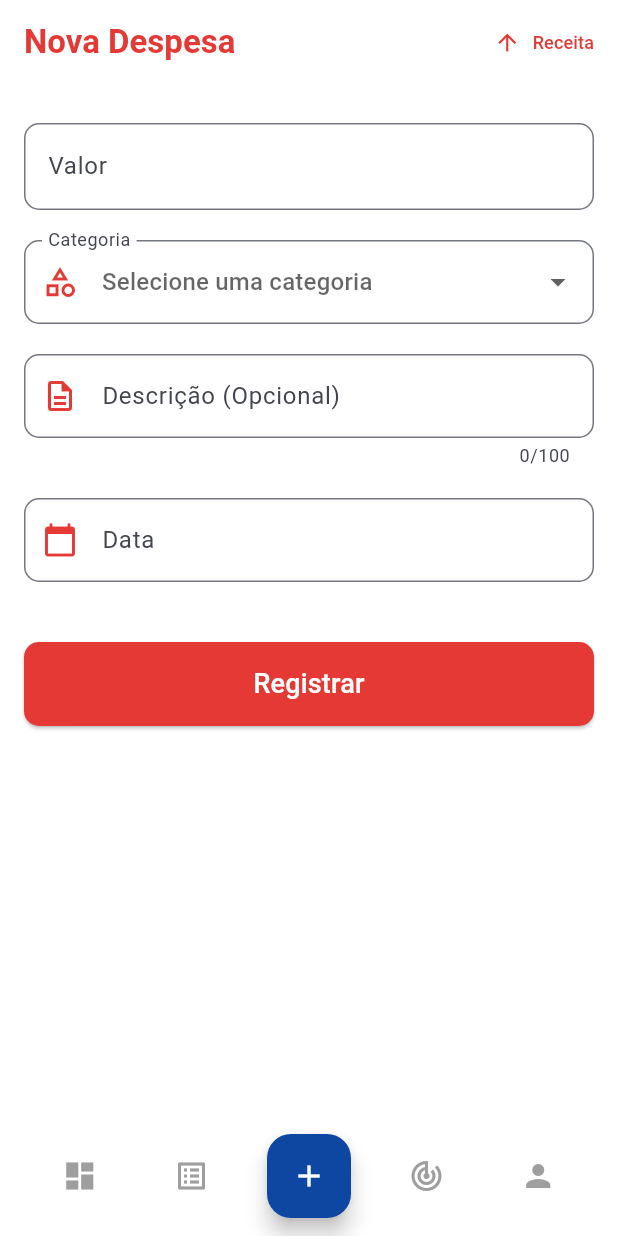
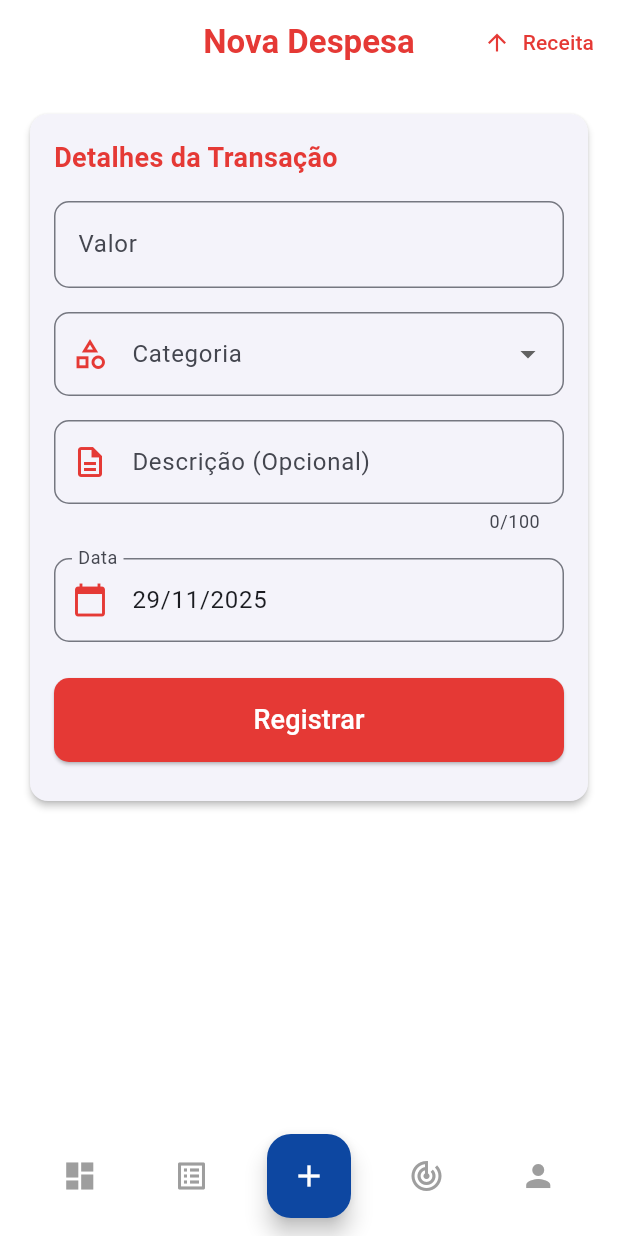
Before and after one commit to ChristianSRocha/horizon_finance, a Flutter app: the TransactionFormScreen screen opened directly, on a phone screen of 412 x 824 dp. Run offline on Flutter 3.47's test engine with Material 3 defaults, Android fonts, the light colour scheme and no system bars; our stand-ins replace email_validator, fl_chart, flutter_dotenv, flutter_riverpod, freezed_annotation, go_router and 4 more; accounts and stored records are empty; generated files the repository leaves out were written again.

Commit message:
Ajutes no design da página de transições

```diff
--- a/lib/screens/transaction/transaction_form_screen.dart
+++ b/lib/screens/transaction/transaction_form_screen.dart
@@ -6,7 +6,6 @@ import 'package:horizon_finance/features/transactions/models/transactions.dart';
 import 'package:horizon_finance/features/transactions/services/transaction_service.dart';
 import 'package:horizon_finance/widgets/bottom_nav_menu.dart';
 
-// Modelo para categorias
 class Category {
   final int id;
   final String nome;
@@ -36,25 +35,21 @@ class _TransactionFormScreenState extends ConsumerState<TransactionFormScreen> {
   late TransactionType _type;
   final _formKey = GlobalKey<FormState>();
 
-  // Controllers
   final TextEditingController _valueController = TextEditingController();
   final TextEditingController _descriptionController = TextEditingController();
+  final TextEditingController _dateController = TextEditingController();  // <-- ADICIONADO
 
-  // Estados
   DateTime _selectedDate = DateTime.now();
   int? _selectedCategoryId;
   bool _isLoading = false;
 
-  // Mapeamento completo das categorias
+  // --- CATEGORIAS ---
   static final List<Category> _allCategories = [
-    // RECEITAS
     Category(id: 1, nome: 'Salário', tipo: 'RECEITA'),
     Category(id: 2, nome: 'Renda Extra (Freela)', tipo: 'RECEITA'),
     Category(id: 3, nome: 'Investimentos', tipo: 'RECEITA'),
     Category(id: 4, nome: 'Presentes', tipo: 'RECEITA'),
     Category(id: 5, nome: 'Outras Receitas', tipo: 'RECEITA'),
-
-    // DESPESAS
     Category(id: 6, nome: 'Aluguel', tipo: 'DESPESA'),
     Category(id: 7, nome: 'Financiamento', tipo: 'DESPESA'),
     Category(id: 8, nome: 'Condomínio', tipo: 'DESPESA'),
@@ -78,10 +73,9 @@ class _TransactionFormScreenState extends ConsumerState<TransactionFormScreen> {
     Category(id: 26, nome: 'Outras Despesas', tipo: 'DESPESA'),
   ];
 
-  // Filtra categorias por tipo
   List<Category> get _currentCategories {
-    final tipoString = _type == TransactionType.receita ? 'RECEITA' : 'DESPESA';
-    return _allCategories.where((cat) => cat.tipo == tipoString).toList();
+    final tipo = _type == TransactionType.receita ? 'RECEITA' : 'DESPESA';
+    return _allCategories.where((c) => c.tipo == tipo).toList();
   }
 
   @override
@@ -89,89 +83,61 @@ class _TransactionFormScreenState extends ConsumerState<TransactionFormScreen> {
     super.initState();
     _type = widget.initialType;
 
-    // Se estiver editando, preenche os campos
     if (widget.isEditing && widget.transaction != null) {
       final t = widget.transaction!;
       _descriptionController.text = t.descricao;
+      _valueController.text =
+          NumberFormat.currency(locale: 'pt_BR', symbol: '')
+              .format(t.valor)
+              .trim();
       _selectedDate = t.data ?? DateTime.now();
       _type = t.tipo;
       _selectedCategoryId = t.categoriaId;
+    }
 
-      // Formata o valor inicial
-      final formatter = NumberFormat.currency(locale: 'pt_BR', symbol: '');
-      _valueController.text = formatter.format(t.valor).trim();
-    }
+    // Preenche a data no campo
+    _dateController.text = DateFormat('dd/MM/yyyy').format(_selectedDate);
   }
 
   @override
   void dispose() {
     _valueController.dispose();
     _descriptionController.dispose();
+    _dateController.dispose();
     super.dispose();
   }
 
-  // Converte o valor formatado para double
   double _parseValue(String text) {
-    if (text.isEmpty) return 0.0;
-
-    String cleanValue = text
+    String clean = text
         .replaceAll('R\$', '')
-        .replaceAll(' ', '')
-        .replaceAll('.', '') // Remove separador de milhar
-        .replaceAll(',', '.'); // Converte decimal
-
-    return double.tryParse(cleanValue) ?? 0.0;
+        .replaceAll('.', '')
+        .replaceAll(',', '.')
+        .trim();
+    return double.tryParse(clean) ?? 0.0;
   }
 
-  // Salva ou atualiza a transação
   Future<void> _saveTransaction() async {
-    if (!_formKey.currentState!.validate()) {
+    if (!_formKey.currentState!.validate()) return;
+
+    final valor = _parseValue(_valueController.text);
+    if (valor <= 0) {
+      ScaffoldMessenger.of(context).showSnackBar(
+        const SnackBar(content: Text('Insira um valor maior que zero')),
+      );
       return;
     }
 
-    final valor = _parseValue(_valueController.text);
     final descricao = _descriptionController.text.isEmpty
         ? (_type == TransactionType.receita ? 'Receita' : 'Despesa')
         : _descriptionController.text;
 
-    // Busca o nome da categoria
-    final categoria = _allCategories.firstWhere(
-      (cat) => cat.id == _selectedCategoryId,
-      orElse: () => Category(id: 0, nome: 'Desconhecida', tipo: ''),
-    );
+    final service = ref.read(TransactionServiceProvider);
 
-    developer.log(
-      '''Dados do formulário:
-      - Tipo: ${_type == TransactionType.receita ? "RECEITA" : "DESPESA"}
-      - Valor: R\$ ${valor.toStringAsFixed(2)}
-      - Descrição: $descricao
-      - Categoria ID: $_selectedCategoryId (${categoria.nome})
-      - Data: ${_selectedDate.toIso8601String()}
-      - Fixed Transaction: false''',
-      name: 'TransactionFormScreen',
-    );
-
-    if (valor <= 0) {
-      ScaffoldMessenger.of(context).showSnackBar(
-        const SnackBar(
-          content: Text('Insira um valor maior que zero'),
-          backgroundColor: Colors.red,
-        ),
-      );
-      return;
-    }
-
-    setState(() {
-      _isLoading = true;
-    });
+    setState(() => _isLoading = true);
 
     try {
-      final transactionService = ref.read(TransactionServiceProvider);
-
       if (widget.isEditing && widget.transaction != null) {
-        // ATUALIZAÇÃO
-
-        await transactionService.updateTransaction(
+        await service.updateTransaction(
           id: widget.transaction!.id,
           descricao: descricao,
           tipo: _type,
@@ -180,18 +146,8 @@ class _TransactionFormScreenState extends ConsumerState<TransactionFormScreen> {
           categoriaId: _selectedCategoryId!,
           fixedTransaction: false,
         );
-
-        if (mounted) {
-          ScaffoldMessenger.of(context).showSnackBar(
-            const SnackBar(
-              content: Text('Transação atualizada com sucesso!'),
-              backgroundColor: Colors.green,
-            ),
-          );
-        }
       } else {
-        // CRIAÇÃO
-        await transactionService.addTransaction(
+        await service.addTransaction(
           descricao: descricao,
           tipo: _type,
           valor: valor,
@@ -199,125 +155,35 @@ class _TransactionFormScreenState extends ConsumerState<TransactionFormScreen> {
           categoriaId: _selectedCategoryId!,
           fixedTransaction: false,
         );
-
-        if (mounted) {
-          ScaffoldMessenger.of(context).showSnackBar(
-            const SnackBar(
-              content: Text('Transação registrada com sucesso!'),
-              backgroundColor: Colors.green,
-            ),
-          );
-        }
       }
 
-      if (mounted) {
-        // Retorna true para indicar que houve mudança
-        Navigator.of(context).pop(true);
-      }
-    } catch (e) {
-      if (mounted) {
-        ScaffoldMessenger.of(context).showSnackBar(
-          SnackBar(
-            content: Text('Erro ao salvar: ${e.toString()}'),
-            backgroundColor: Colors.red,
-            duration: const Duration(seconds: 5),
-          ),
-        );
-      }
+      if (mounted) Navigator.pop(context, true);
     } finally {
-      if (mounted) {
-        setState(() {
-          _isLoading = false;
-        });
-      }
-    }
-  }
-
-  // Deleta a transação
-  Future<void> _deleteTransaction() async {
-    if (widget.transaction == null) return;
-
-    // Confirmação
-    final confirmed = await showDialog<bool>(
-      context: context,
-      builder: (context) => AlertDialog(
-        title: const Text('Confirmar exclusão'),
-        content: const Text('Tem certeza que deseja excluir esta transação?'),
-        actions: [
-          TextButton(
-            onPressed: () => Navigator.of(context).pop(false),
-            child: const Text('Cancelar'),
-          ),
-          TextButton(
-            onPressed: () => Navigator.of(context).pop(true),
-            style: TextButton.styleFrom(foregroundColor: Colors.red),
-            child: const Text('Excluir'),
-          ),
-        ],
-      ),
-    );
-
-    if (confirmed != true) return;
-
-    setState(() {
-      _isLoading = true;
-    });
-
-    try {
-      final transactionService = ref.read(TransactionServiceProvider);
-      await transactionService.deleteTransaction(widget.transaction!.id);
-
-      if (mounted) {
-        ScaffoldMessenger.of(context).showSnackBar(
-          const SnackBar(
-            content: Text('Transação excluída com sucesso!'),
-            backgroundColor: Colors.green,
-          ),
-        );
-        Navigator.of(context).pop(true);
-      }
-    } catch (e) {
-      if (mounted) {
-        ScaffoldMessenger.of(context).showSnackBar(
-          SnackBar(
-            content: Text('Erro ao excluir: ${e.toString()}'),
-            backgroundColor: Colors.red,
-          ),
-        );
-      }
-    } finally {
-      if (mounted) {
-        setState(() {
-          _isLoading = false;
-        });
-      }
+      if (mounted) setState(() => _isLoading = false);
     }
   }
 
   Future<void> _selectDate(BuildContext context) async {
-    final DateTime? picked = await showDatePicker(
+    final picked = await showDatePicker(
       context: context,
       initialDate: _selectedDate,
       firstDate: DateTime(2000),
-      lastDate: DateTime(2101),
-      builder: (context, child) {
-        return Theme(
+      lastDate: DateTime(2100),
+      builder: (context, child) => Theme(
         data: ThemeData.light().copyWith(
           colorScheme: ColorScheme.light(
             primary: Theme.of(context).primaryColor,
-              onPrimary: Colors.white,
-              surface: Colors.white,
-              onSurface: const Color(0xFF424242),
           ),
         ),
         child: child!,
-        );
-      },
+      ),
     );
 
-    if (picked != null && picked != _selectedDate) {
+    if (picked != null) {
       setState(() {
         _selectedDate = picked;
+        _dateController.text =
+            DateFormat('dd/MM/yyyy').format(_selectedDate);
       });
     }
   }
@@ -328,86 +194,119 @@ class _TransactionFormScreenState extends ConsumerState<TransactionFormScreen> {
         ? const Color(0xFF2E7D32)
         : const Color(0xFFE53935);
 
-    final String title = widget.isEditing
+    final title = widget.isEditing
         ? 'Editar ${_type == TransactionType.receita ? "Receita" : "Despesa"}'
         : 'Nova ${_type == TransactionType.receita ? "Receita" : "Despesa"}';
 
     return Scaffold(
       backgroundColor: Colors.white,
+
       appBar: AppBar(
-        // Removemos o botão de voltar para forçar a navegação via menu inferior
-        automaticallyImplyLeading: false,
-        title: Text(title,
-            style: TextStyle(color: typeColor, fontWeight: FontWeight.bold)),
+        automaticallyImplyLeading: false, // sem botão de voltar
+        title: Text(
+          title,
+          style: TextStyle(color: typeColor, fontWeight: FontWeight.bold),
+        ),
         backgroundColor: Colors.white,
         elevation: 0,
+        centerTitle: true,
         iconTheme: IconThemeData(color: typeColor),
-        actions: widget.isEditing ? null : [_buildTypeSwapButton(typeColor)],
+        actions: widget.isEditing ? null : [
+          _buildTypeSwapButton(typeColor),
+        ],
       ),
+
+      bottomNavigationBar: BottomNavMenu(
+        currentIndex: 2,
+        primaryColor: Theme.of(context).primaryColor,
+      ),
+
       body: Stack(
         children: [
           SingleChildScrollView(
-            padding: const EdgeInsets.all(16.0),
+            padding: const EdgeInsets.all(16),
+            child: Card(
+              elevation: 2,
+              shape: RoundedRectangleBorder(
+                  borderRadius: BorderRadius.circular(12)),
+              child: Padding(
+                padding: const EdgeInsets.all(16),
                 child: Form(
                   key: _formKey,
                   child: Column(
                     crossAxisAlignment: CrossAxisAlignment.stretch,
                     children: [
+                      Text(
+                        'Detalhes da Transação',
+                        style: TextStyle(
+                          fontSize: 18,
+                          color: typeColor,
+                          fontWeight: FontWeight.bold,
+                        ),
+                      ),
+                      const SizedBox(height: 16),
+
+                      _buildValueField(typeColor),
+                      const SizedBox(height: 16),
+
+                      _buildCategoryDropdown(typeColor),
+                      const SizedBox(height: 16),
+
+                      _buildDescriptionField(typeColor),
+                      const SizedBox(height: 16),
+
+                      _buildDateField(typeColor),
+                      const SizedBox(height: 24),
+
+                      _buildActionButton(
+                        typeColor,
+                        widget.isEditing
+                            ? 'Salvar Alterações'
+                            : 'Registrar',
+                      ),
+
+                      if (widget.isEditing) _buildDeleteButton(),
                       const SizedBox(height: 10),
-                  _buildValueField(typeColor),
-                  const SizedBox(height: 20),
-                  _buildCategoryDropdown(typeColor),
-                  const SizedBox(height: 20),
-                  _buildDescriptionField(typeColor),
-                  const SizedBox(height: 20),
-                  _buildDateField(typeColor),
-                  const SizedBox(height: 40),
-                  _buildActionButton(typeColor,
-                      widget.isEditing ? 'Salvar Alterações' : 'Registrar'),
-                  if (widget.isEditing) _buildDeleteButton(),
-                  const SizedBox(height: 20),
                     ],
                   ),
                 ),
               ),
+            ),
+          ),
 
-          // Loading overlay
           if (_isLoading)
             Container(
-              color: Colors.black.withOpacity(0.3),
+              color: Colors.black26,
               child: const Center(
                 child: CircularProgressIndicator(color: Colors.white),
               ),
             ),
         ],
       ),
-      // Menu inferior usado para navegação (FAB já presente no menu)
-      bottomNavigationBar: BottomNavMenu(
-        currentIndex: 2,
-        primaryColor: Theme.of(context).primaryColor,
-        // Ao salvar/atualizar/excluir esta tela chama Navigator.pop(true).
-        // O callback aqui pode ser usado pelo pai se necessário — deixamos vazio.
-        onTransactionAdded: () {},
-      ),
     );
   }
 
-  // --- WIDGETS AUXILIARES DE FORMULÁRIO ---
+  // ----------------------------------------------
+  // WIDGETS
+  // ----------------------------------------------
 
-  Widget _buildTypeSwapButton(Color typeColor) {
-    final bool isReceita = _type == TransactionType.receita;
-
+  Widget _buildTypeSwapButton(Color color) {
+    final isReceita = _type == TransactionType.receita;
     return TextButton.icon(
-      icon: Icon(isReceita ? Icons.arrow_downward : Icons.arrow_upward,
-          color: typeColor, size: 18),
+      icon: Icon(
+        isReceita ? Icons.arrow_downward : Icons.arrow_upward,
+        color: color,
+      ),
       label: Text(
         isReceita ? 'Despesa' : 'Receita',
-        style: TextStyle(color: typeColor, fontSize: 12),
+        style: TextStyle(color: color),
       ),
       onPressed: () {
         setState(() {
-          _type = isReceita ? TransactionType.despesa : TransactionType.receita;
-          _selectedCategoryId = null; // Reseta a categoria
+          _type = isReceita
+              ? TransactionType.despesa
+              : TransactionType.receita;
+          _selectedCategoryId = null;
         });
       },
     );
@@ -417,77 +316,62 @@ class _TransactionFormScreenState extends ConsumerState<TransactionFormScreen> {
     return TextFormField(
       controller: _valueController,
       keyboardType: const TextInputType.numberWithOptions(decimal: true),
-      onChanged: (value) {
-        final cleanValue = value.replaceAll(RegExp(r'[^\d]'), '');
-        if (cleanValue.isNotEmpty) {
-          final number = int.parse(cleanValue);
-          final formatter = NumberFormat.currency(locale: 'pt_BR', symbol: '');
-          final formatted = formatter.format(number / 100);
-
-          _valueController.value = TextEditingValue(
-            text: formatted.trim(),
-            selection: TextSelection.collapsed(offset: formatted.trim().length),
-          );
-        }
-      },
       decoration: InputDecoration(
         labelText: 'Valor',
         prefixText: 'R\$ ',
         prefixStyle: TextStyle(color: color, fontSize: 18),
-        border: const OutlineInputBorder(
-            borderRadius: BorderRadius.all(Radius.circular(10))),
+        border: OutlineInputBorder(borderRadius: BorderRadius.circular(10)),
         focusedBorder: OutlineInputBorder(
           borderRadius: BorderRadius.circular(10),
           borderSide: BorderSide(color: color, width: 2),
         ),
       ),
-      validator: (value) {
-        if (value == null || value.isEmpty) {
-          return 'Insira um valor.';
-        }
-        final parsed = _parseValue(value);
-        if (parsed <= 0) {
-          return 'Insira um valor maior que zero.';
-        }
+      onChanged: (v) {
+        final clean = v.replaceAll(RegExp(r'[^\d]'), '');
+        if (clean.isEmpty) return;
+
+        final number = int.parse(clean);
+        final formatted = NumberFormat.currency(
+          locale: 'pt_BR',
+          symbol: '',
+        ).format(number / 100).trim();
+
+        _valueController.value = TextEditingValue(
+          text: formatted,
+          selection: TextSelection.collapsed(offset: formatted.length),
+        );
+      },
+      validator: (v) {
+        if (v == null || v.isEmpty) return 'Insira um valor.';
+        if (_parseValue(v) <= 0) return 'Insira um valor maior que zero.';
         return null;
       },
     );
   }
 
-  Widget _buildCategoryDropdown(Color typeColor) {
+  Widget _buildCategoryDropdown(Color color) {
     return DropdownButtonFormField<int>(
       decoration: InputDecoration(
         labelText: 'Categoria',
-        prefixIcon: Icon(Icons.category_outlined, color: typeColor),
-        border: const OutlineInputBorder(
-            borderRadius: BorderRadius.all(Radius.circular(10))),
+        prefixIcon: Icon(Icons.category_outlined, color: color),
+        border: OutlineInputBorder(borderRadius: BorderRadius.circular(10)),
         focusedBorder: OutlineInputBorder(
           borderRadius: BorderRadius.circular(10),
-          borderSide: BorderSide(color: typeColor, width: 2),
+          borderSide: BorderSide(color: color, width: 2),
         ),
       ),
-      initialValue: _selectedCategoryId,
-      hint: const Text('Selecione uma categoria'),
-      items: _currentCategories.map((Category category) {
-        return DropdownMenuItem<int>(
-          value: category.id,
-          child: Text(category.nome),
-        );
-      }).toList(),
-      onChanged: (int? newValue) {
-        setState(() {
-          _selectedCategoryId = newValue;
-        });
-
-        final categoria = _allCategories.firstWhere(
-          (cat) => cat.id == newValue,
-          orElse: () => Category(id: 0, nome: 'Desconhecida', tipo: ''),
-        );
-      },
-      validator: (value) {
-        if (value == null) return 'Selecione a categoria.';
-        return null;
-      },
+      value: _selectedCategoryId,
+      items: _currentCategories
+          .map(
+            (cat) => DropdownMenuItem(
+              value: cat.id,
+              child: Text(cat.nome),
+            ),
+          )
+          .toList(),
+      onChanged: (v) => setState(() => _selectedCategoryId = v),
+      validator: (v) =>
+          v == null ? 'Selecione a categoria.' : null,
     );
   }
 
@@ -498,8 +382,7 @@ class _TransactionFormScreenState extends ConsumerState<TransactionFormScreen> {
       decoration: InputDecoration(
         labelText: 'Descrição (Opcional)',
         prefixIcon: Icon(Icons.description_outlined, color: color),
-        border: const OutlineInputBorder(
-            borderRadius: BorderRadius.all(Radius.circular(10))),
+        border: OutlineInputBorder(borderRadius: BorderRadius.circular(10)),
         focusedBorder: OutlineInputBorder(
           borderRadius: BorderRadius.circular(10),
           borderSide: BorderSide(color: color, width: 2),
@@ -509,16 +392,13 @@ class _TransactionFormScreenState extends ConsumerState<TransactionFormScreen> {
   }
 
   Widget _buildDateField(Color color) {
-    final DateFormat formatter = DateFormat('dd/MM/yyyy');
-
     return TextFormField(
+      controller: _dateController,
       readOnly: true,
       decoration: InputDecoration(
         labelText: 'Data',
-        hintText: formatter.format(_selectedDate),
         prefixIcon: Icon(Icons.calendar_today, color: color),
-        border: const OutlineInputBorder(
-            borderRadius: BorderRadius.all(Radius.circular(10))),
+        border: OutlineInputBorder(borderRadius: BorderRadius.circular(10)),
         focusedBorder: OutlineInputBorder(
           borderRadius: BorderRadius.circular(10),
           borderSide: BorderSide(color: color, width: 2),
@@ -529,31 +409,53 @@ class _TransactionFormScreenState extends ConsumerState<TransactionFormScreen> {
   }
 
   Widget _buildActionButton(Color color, String text) {
-    return SizedBox(
-      width: double.infinity,
-      child: ElevatedButton(
+    return ElevatedButton(
       onPressed: _isLoading ? null : _saveTransaction,
       style: ElevatedButton.styleFrom(
         backgroundColor: color,
         foregroundColor: Colors.white,
         padding: const EdgeInsets.symmetric(vertical: 15),
-          shape:
-              RoundedRectangleBorder(borderRadius: BorderRadius.circular(10)),
-          disabledBackgroundColor: color.withOpacity(0.5),
+        shape: RoundedRectangleBorder(borderRadius: BorderRadius.circular(10)),
       ),
       child: Text(text, style: const TextStyle(fontSize: 18)),
+    );
+  }
+
+  Widget _buildDeleteButton() {
+    return TextButton(
+      onPressed: _deleteTransaction,
+      child: const Text(
+        'Excluir Transação',
+        style: TextStyle(color: Color(0xFFE53935)),
       ),
     );
   }
 
-  Widget _buildDeleteButton() {
-    return Padding(
-      padding: const EdgeInsets.only(top: 20.0),
-      child: TextButton(
-        onPressed: _isLoading ? null : _deleteTransaction,
-        child: const Text('Excluir Transação',
-            style: TextStyle(color: Color(0xFFE53935), fontSize: 16)),
+  Future<void> _deleteTransaction() async {
+    if (widget.transaction == null) return;
+
+    final confirmed = await showDialog<bool>(
+      context: context,
+      builder: (_) => AlertDialog(
+        title: const Text('Excluir'),
+        content: const Text('Deseja excluir esta transação?'),
+        actions: [
+          TextButton(
+            onPressed: () => Navigator.pop(context, false),
+            child: const Text('Cancelar'),
+          ),
+          TextButton(
+            onPressed: () => Navigator.pop(context, true),
+            child: const Text('Excluir'),
+          ),
+        ],
       ),
     );
+
+    if (confirmed == true) {
+      final service = ref.read(TransactionServiceProvider);
+      await service.deleteTransaction(widget.transaction!.id);
+      if (mounted) Navigator.pop(context, true);
     }
   }
+}
```
Also changed, not shown: pubspec.lock. Lines whose indentation alone changed are shown as unchanged.
